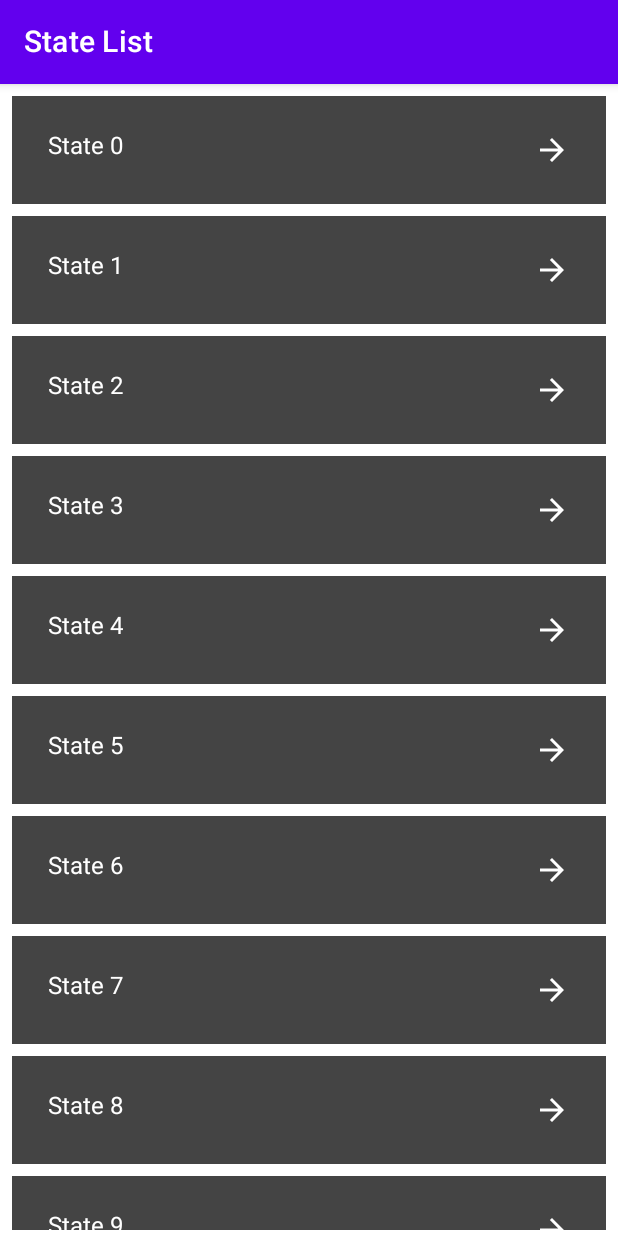
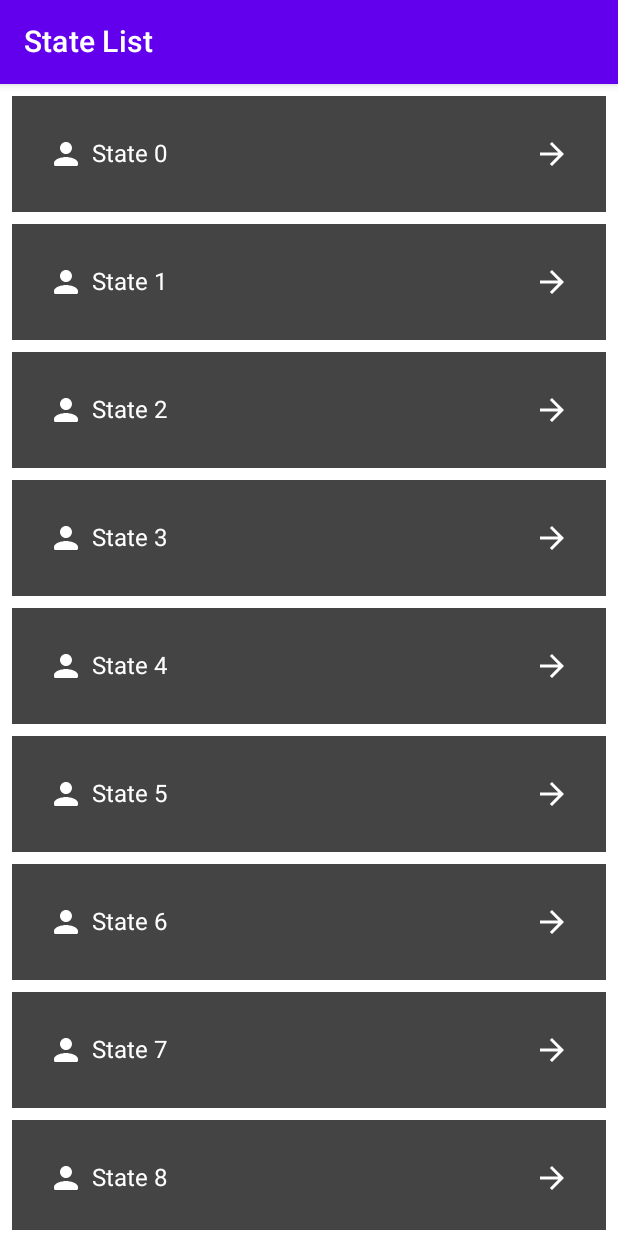
Before and after one commit to mansik15/JetpackComposeBasicApplication, an Android app built with Jetpack Compose: the StateList screen opened through its navigation route, on a phone screen of 412 x 824 dp. Run offline under Robolectric (Android 15) with nearby library versions, the phone set to English and light mode, and no system bars.

```diff
--- a/app/src/main/AndroidManifest.xml
+++ b/app/src/main/AndroidManifest.xml
@@ -20,7 +20,6 @@
                 <category android:name="android.intent.category.LAUNCHER" />
             </intent-filter>
         </activity>
-        <activity android:name=".DetailActivity"/>
     </application>
 
 </manifest>
--- a/app/src/main/java/com/app/composeapplication/MainActivity.kt
+++ b/app/src/main/java/com/app/composeapplication/MainActivity.kt
@@ -11,6 +11,7 @@ import androidx.compose.material.*
 import androidx.compose.material.icons.Icons
 import androidx.compose.material.icons.filled.ArrowBack
 import androidx.compose.material.icons.filled.ArrowForward
+import androidx.compose.material.icons.rounded.Person
 import androidx.compose.runtime.Composable
 import androidx.compose.runtime.mutableStateOf
 import androidx.compose.runtime.saveable.rememberSaveable
@@ -93,20 +94,21 @@ private fun StateCard(name: String, navController: NavController) {
         color = Color.DarkGray,
         modifier = Modifier.padding(vertical = 4.dp, horizontal = 8.dp)
     ) {
-        Row(modifier = Modifier.padding(24.dp)) {
+        Row(modifier = Modifier.padding(24.dp), verticalAlignment = Alignment.CenterVertically) {
+            Icon(
+                Icons.Rounded.Person,
+                "contentDescription",
+                tint = Color.White
+            )
             Column(
                 modifier = Modifier
                     .weight(1f)
-                    .padding(bottom = extraPadding),
+                    .padding(5.dp),
+                verticalArrangement = Arrangement.Center,
             ) {
                 Text(
                     text = "State $name",
                     color = Color.White,
-                    /*Modifier.clickable(
-                        onClick = {
-                            Toast.makeText(context, "OnClick", Toast.LENGTH_LONG).show()
-                        }
-                    )*/
                 )
             }
             /*OutlinedButton(
@@ -158,7 +160,9 @@ private fun CityDetails(navController: NavController){
                 backgroundColor = Color.DarkGray,
             ){
             Column(
-                modifier = Modifier.padding(10.dp).fillMaxWidth(),
+                modifier = Modifier
+                    .padding(10.dp)
+                    .fillMaxWidth(),
                 verticalArrangement = Arrangement.Top,
                 horizontalAlignment = Alignment.Start
             ) {
```
Also changed, not shown: app/src/main/java/com/app/composeapplication/DetailActivity.kt (deleted, +0 -43 lines).
